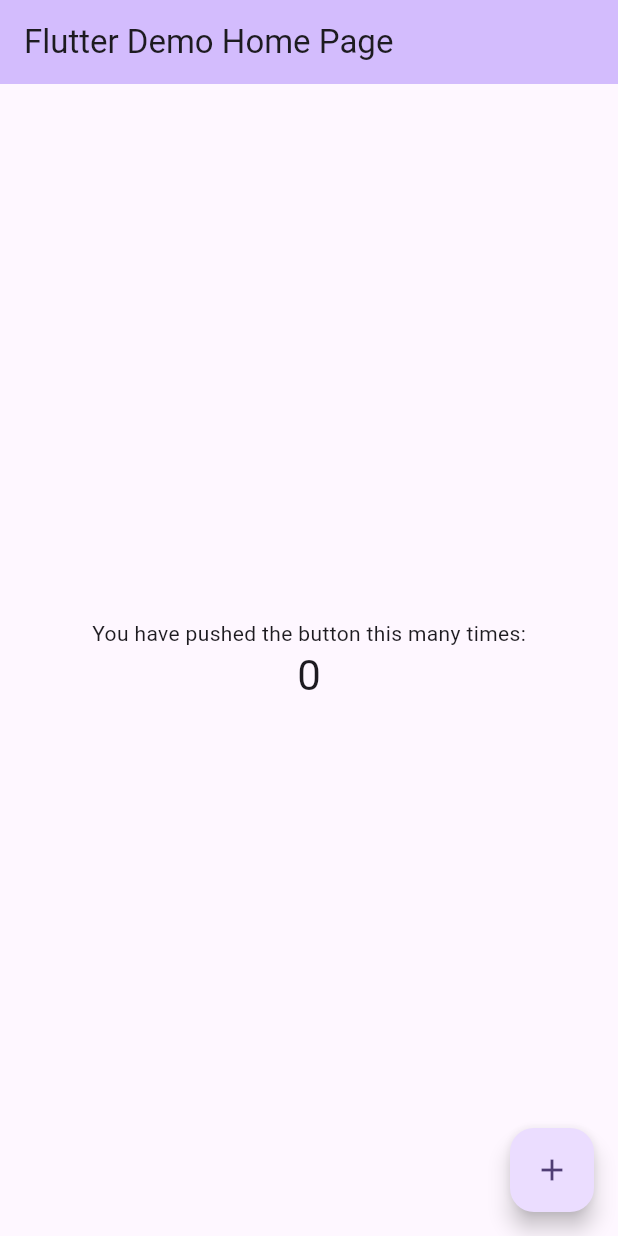
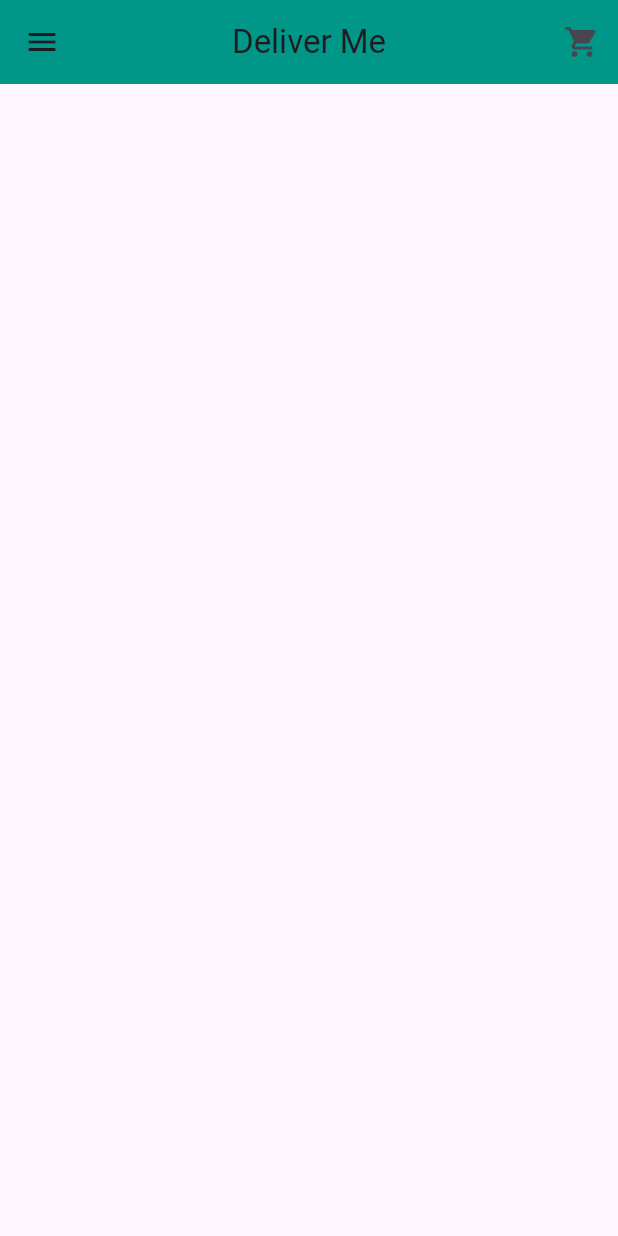
Before and after one commit to soulandbone/hamburger_app_ui, a Flutter app: the screen it shows after launch, on a phone screen of 412 x 824 dp. Run offline on Flutter 3.47's test engine with Material 2 defaults, Android fonts, the phone set to English and light mode, and no system bars.

Commit message:
Home Screen and AppBar, WIP

```diff
--- a/lib/main.dart
+++ b/lib/main.dart
@@ -1,4 +1,5 @@
 import 'package:flutter/material.dart';
+import 'package:hamburger_app_ui/screens/homepage.dart';
 
 void main() {
   runApp(const MyApp());
@@ -10,60 +11,14 @@ class MyApp extends StatelessWidget {
   @override
   Widget build(BuildContext context) {
     return MaterialApp(
+      debugShowCheckedModeBanner: false,
       title: 'Flutter Demo',
       theme: ThemeData(
-        colorScheme: ColorScheme.fromSeed(seedColor: Colors.deepPurple),
+        appBarTheme: const AppBarTheme(color: Colors.teal, centerTitle: true),
+        //colorScheme: ColorScheme.fromSeed(seedColor: Colors.deepPurple),
         useMaterial3: true,
       ),
-      home: const MyHomePage(title: 'Flutter Demo Home Page'),
+      home: const HomePage(),
     );
   }
 }
-
-class MyHomePage extends StatefulWidget {
-  const MyHomePage({super.key, required this.title});
-
-  final String title;
-
-  @override
-  State<MyHomePage> createState() => _MyHomePageState();
-}
-
-class _MyHomePageState extends State<MyHomePage> {
-  int _counter = 0;
-
-  void _incrementCounter() {
-    setState(() {
-      _counter++;
-    });
-  }
-
-  @override
-  Widget build(BuildContext context) {
-    return Scaffold(
-      appBar: AppBar(
-        backgroundColor: Theme.of(context).colorScheme.inversePrimary,
-        title: Text(widget.title),
-      ),
-      body: Center(
-        child: Column(
-          mainAxisAlignment: MainAxisAlignment.center,
-          children: <Widget>[
-            const Text(
-              'You have pushed the button this many times:',
-            ),
-            Text(
-              '$_counter',
-              style: Theme.of(context).textTheme.headlineMedium,
-            ),
-          ],
-        ),
-      ),
-      floatingActionButton: FloatingActionButton(
-        onPressed: _incrementCounter,
-        tooltip: 'Increment',
-        child: const Icon(Icons.add),
-      ),
-    );
-  }
-}
--- /dev/null
+++ b/lib/screens/homepage.dart
@@ -0,0 +1,31 @@
+import 'package:flutter/material.dart';
+
+class HomePage extends StatefulWidget {
+  const HomePage({super.key});
+
+  @override
+  State<HomePage> createState() => _HomePageState();
+}
+
+class _HomePageState extends State<HomePage> {
+  @override
+  Widget build(BuildContext context) {
+    return Scaffold(
+      body: CustomScrollView(
+        slivers: [
+          SliverAppBar(
+            //backgroundColor: Colors.teal,
+            title: const Text(
+              'Deliver Me',
+            ),
+            leading: IconButton(onPressed: () {}, icon: const Icon(Icons.menu)),
+            actions: [
+              IconButton(
+                  onPressed: () {}, icon: const Icon(Icons.shopping_cart))
+            ],
+          )
+        ],
+      ),
+    );
+  }
+}
```
